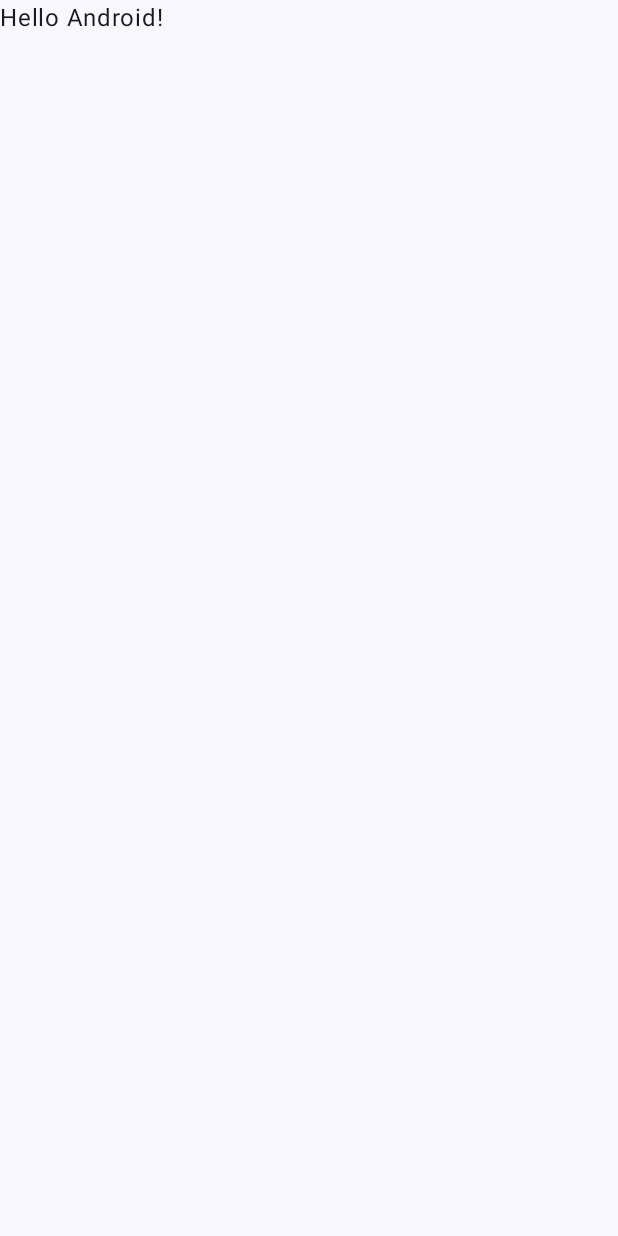
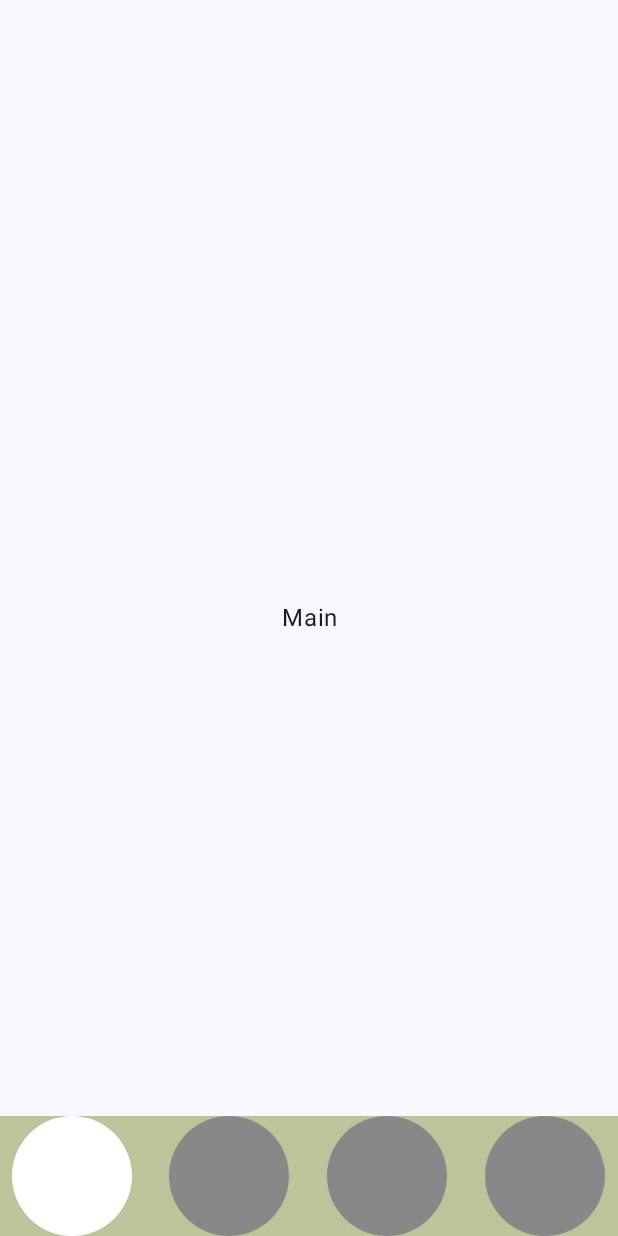
Before and after one commit to AlexFaernon/kisiks, an Android app built with Jetpack Compose: the screen it shows after launch (MainActivity), on a phone screen of 412 x 824 dp. Before the commit the screen is almost empty. Run offline under Robolectric (Android 15) with nearby library versions, the phone set to English and light mode, and no system bars.

Commit message:
Base Navigation

```diff
--- a/app/build.gradle.kts
+++ b/app/build.gradle.kts
@@ -59,6 +59,7 @@ dependencies {
     implementation(libs.androidx.ui.graphics)
     implementation(libs.androidx.ui.tooling.preview)
     implementation(libs.androidx.material3)
+    implementation(libs.androidx.navigation.runtime.ktx)
     testImplementation(libs.junit)
     androidTestImplementation(libs.androidx.junit)
     androidTestImplementation(libs.androidx.espresso.core)
@@ -66,4 +67,5 @@ dependencies {
     androidTestImplementation(libs.androidx.ui.test.junit4)
     debugImplementation(libs.androidx.ui.tooling)
     debugImplementation(libs.androidx.ui.test.manifest)
+    implementation(libs.androidx.navigation.compose)
 }
--- /dev/null
+++ b/app/src/main/java/com/example/cashincontrol/BottomItem.kt
@@ -0,0 +1,8 @@
+package com.example.cashincontrol
+
+sealed class BottomItem(val iconId: Int, val route: String){
+    data object Screen1: BottomItem(R.drawable.icon, "main")
+    data object Screen2: BottomItem( R.drawable.icon, "analytics")
+    data object Screen3: BottomItem( R.drawable.icon, "purpose")
+    data object Screen4: BottomItem( R.drawable.icon, "settings")
+}
--- /dev/null
+++ b/app/src/main/java/com/example/cashincontrol/BottomNavigation.kt
@@ -0,0 +1,50 @@
+package com.example.cashincontrol
+
+import androidx.compose.material3.Icon
+import androidx.compose.material3.NavigationBar
+import androidx.compose.material3.NavigationBarItem
+import androidx.compose.material3.NavigationBarItemDefaults
+import androidx.compose.runtime.Composable
+import androidx.compose.runtime.getValue
+import androidx.compose.ui.graphics.Color
+import androidx.compose.ui.res.painterResource
+import androidx.navigation.NavController
+import androidx.navigation.compose.currentBackStackEntryAsState
+
+@Composable
+fun BottomNavigation(
+    navController: NavController
+) {
+    val listItems = listOf(
+        BottomItem.Screen1,
+        BottomItem.Screen2,
+        BottomItem.Screen3,
+        BottomItem.Screen4
+    )
+    NavigationBar (
+        containerColor = Color(0xFFBEC399),
+        contentColor = Color.Transparent
+    ) {
+        val backStackEntry by navController.currentBackStackEntryAsState()
+        val currentRoute = backStackEntry?.destination?.route
+        listItems.forEach { item ->
+            NavigationBarItem(
+                selected = currentRoute == item.route,
+                onClick = {
+                    navController.navigate(item.route)
+                },
+                icon = {
+                    Icon(
+                        painter = painterResource(id = item.iconId),
+                        contentDescription = "Icon"
+                    )
+                },
+                colors = NavigationBarItemDefaults.colors(
+                    selectedIconColor = Color.White,
+                    unselectedIconColor = Color.Gray,
+                    selectedTextColor = Color.Transparent,
+                    indicatorColor = Color.Transparent)
+                )
+        }
+    }
+}
--- a/app/src/main/java/com/example/cashincontrol/MainActivity.kt
+++ b/app/src/main/java/com/example/cashincontrol/MainActivity.kt
@@ -3,45 +3,15 @@ package com.example.cashincontrol
 import android.os.Bundle
 import androidx.activity.ComponentActivity
 import androidx.activity.compose.setContent
-import androidx.activity.enableEdgeToEdge
-import androidx.compose.foundation.layout.fillMaxSize
-import androidx.compose.foundation.layout.padding
-import androidx.compose.material3.Scaffold
-import androidx.compose.material3.Text
-import androidx.compose.runtime.Composable
-import androidx.compose.ui.Modifier
-import androidx.compose.ui.tooling.preview.Preview
 import com.example.cashincontrol.ui.theme.CashInControlTheme
 
 class MainActivity : ComponentActivity() {
     override fun onCreate(savedInstanceState: Bundle?) {
         super.onCreate(savedInstanceState)
-        enableEdgeToEdge()
         setContent {
             CashInControlTheme {
-                Scaffold(modifier = Modifier.fillMaxSize()) { innerPadding ->
-                    Greeting(
-                        name = "Android",
-                        modifier = Modifier.padding(innerPadding)
-                    )
-                }
+                Start()
             }
         }
     }
 }
-
-@Composable
-fun Greeting(name: String, modifier: Modifier = Modifier) {
-    Text(
-        text = "Hello $name!",
-        modifier = modifier
-    )
-}
-
-@Preview(showBackground = true)
-@Composable
-fun GreetingPreview() {
-    CashInControlTheme {
-        Greeting("Android")
-    }
-}
--- /dev/null
+++ b/app/src/main/java/com/example/cashincontrol/MainScreen.kt
@@ -0,0 +1,19 @@
+package com.example.cashincontrol
+
+import android.annotation.SuppressLint
+import androidx.compose.material3.Scaffold
+import androidx.compose.runtime.Composable
+import androidx.navigation.compose.rememberNavController
+
+@SuppressLint("UnusedMaterial3ScaffoldPaddingParameter")
+@Composable
+fun Start() {
+    val navController = rememberNavController()
+    Scaffold(
+        bottomBar = {
+            BottomNavigation(navController = navController)
+        }
+    ) {
+        NavGraph(navHostController = navController)
+    }
+}
--- /dev/null
+++ b/app/src/main/java/com/example/cashincontrol/NavGraph.kt
@@ -0,0 +1,26 @@
+package com.example.cashincontrol
+
+import androidx.compose.runtime.Composable
+import androidx.navigation.NavHostController
+import androidx.navigation.compose.NavHost
+import androidx.navigation.compose.composable
+
+@Composable
+fun NavGraph(
+    navHostController: NavHostController
+) {
+    NavHost(navController = navHostController, startDestination = "main"){
+        composable("main"){
+            Main()
+        }
+        composable("analytics"){
+            Analytic()
+        }
+        composable("purpose"){
+            Purpose()
+        }
+        composable("settings"){
+            Settings()
+        }
+    }
+}
--- /dev/null
+++ b/app/src/main/java/com/example/cashincontrol/Screens.kt
@@ -0,0 +1,42 @@
+package com.example.cashincontrol
+
+import androidx.compose.foundation.layout.fillMaxSize
+import androidx.compose.foundation.layout.wrapContentHeight
+import androidx.compose.material3.Text
+import androidx.compose.runtime.Composable
+import androidx.compose.ui.Modifier
+import androidx.compose.ui.text.style.TextAlign
+
+
+@Composable
+fun Main() {
+    Text(
+        modifier = Modifier.fillMaxSize().wrapContentHeight(),
+        text = "Main",
+        textAlign = TextAlign.Center
+    )
+}
+@Composable
+fun Analytic() {
+    Text(
+        modifier = Modifier.fillMaxSize().wrapContentHeight(),
+        text = "Analytic",
+        textAlign = TextAlign.Center
+    )
+}
+@Composable
+fun Purpose() {
+    Text(
+        modifier = Modifier.fillMaxSize().wrapContentHeight(),
+        text = "Purpose",
+        textAlign = TextAlign.Center
+    )
+}
+@Composable
+fun Settings() {
+    Text(
+        modifier = Modifier.fillMaxSize().wrapContentHeight(),
+        text = "Settings",
+        textAlign = TextAlign.Center
+    )
+}
--- a/app/src/main/java/com/example/cashincontrol/ui/theme/Theme.kt
+++ b/app/src/main/java/com/example/cashincontrol/ui/theme/Theme.kt
@@ -9,6 +9,7 @@ import androidx.compose.material3.dynamicDarkColorScheme
 import androidx.compose.material3.dynamicLightColorScheme
 import androidx.compose.material3.lightColorScheme
 import androidx.compose.runtime.Composable
+import androidx.compose.ui.graphics.Color
 import androidx.compose.ui.platform.LocalContext
 
 private val DarkColorScheme = darkColorScheme(
@@ -20,9 +21,7 @@ private val DarkColorScheme = darkColorScheme(
 private val LightColorScheme = lightColorScheme(
     primary = Purple40,
     secondary = PurpleGrey40,
-    tertiary = Pink40
-
-    /* Other default colors to override
+    tertiary = Pink40,
     background = Color(0xFFFFFBFE),
     surface = Color(0xFFFFFBFE),
     onPrimary = Color.White,
@@ -30,7 +29,6 @@ private val LightColorScheme = lightColorScheme(
     onTertiary = Color.White,
     onBackground = Color(0xFF1C1B1F),
     onSurface = Color(0xFF1C1B1F),
-    */
 )
 
 @Composable
--- /dev/null
+++ b/app/src/main/res/drawable/icon.xml
@@ -0,0 +1,9 @@
+<vector xmlns:android="http://schemas.android.com/apk/res/android"
+    android:width="80dp"
+    android:height="80dp"
+    android:viewportWidth="80"
+    android:viewportHeight="80">
+  <path
+      android:pathData="M40,40m-40,0a40,40 0,1 1,80 0a40,40 0,1 1,-80 0"
+      android:fillColor="#ffffff"/>
+</vector>
--- a/gradle/libs.versions.toml
+++ b/gradle/libs.versions.toml
@@ -8,9 +8,11 @@ espressoCore = "3.6.1"
 lifecycleRuntimeKtx = "2.8.6"
 activityCompose = "1.9.2"
 composeBom = "2024.04.01"
+navigationRuntimeKtx = "2.8.3"
 
 [libraries]
 androidx-core-ktx = { group = "androidx.core", name = "core-ktx", version.ref = "coreKtx" }
+androidx-navigation-compose = { module = "androidx.navigation:navigation-compose" }
 junit = { group = "junit", name = "junit", version.ref = "junit" }
 androidx-junit = { group = "androidx.test.ext", name = "junit", version.ref = "junitVersion" }
 androidx-espresso-core = { group = "androidx.test.espresso", name = "espresso-core", version.ref = "espressoCore" }
@@ -24,6 +26,7 @@ androidx-ui-tooling-preview = { group = "androidx.compose.ui", name = "ui-toolin
 androidx-ui-test-manifest = { group = "androidx.compose.ui", name = "ui-test-manifest" }
 androidx-ui-test-junit4 = { group = "androidx.compose.ui", name = "ui-test-junit4" }
 androidx-material3 = { group = "androidx.compose.material3", name = "material3" }
+androidx-navigation-runtime-ktx = { group = "androidx.navigation", name = "navigation-runtime-ktx", version.ref = "navigationRuntimeKtx" }
 
 [plugins]
 android-application = { id = "com.android.application", version.ref = "agp" }
```
